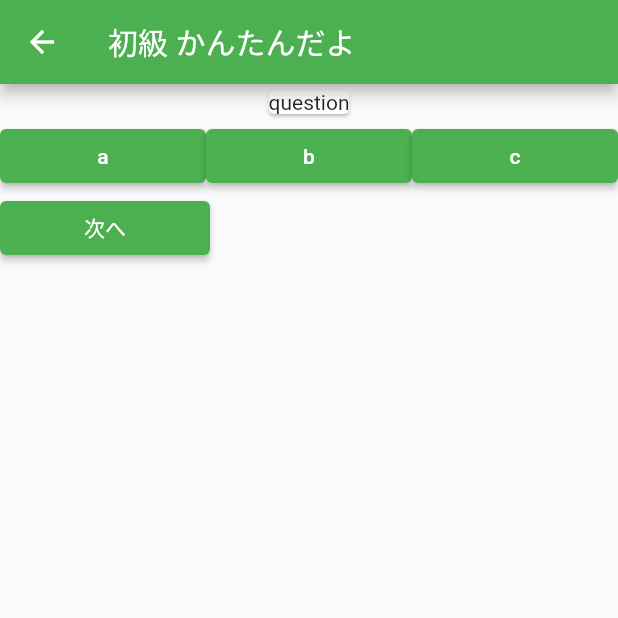
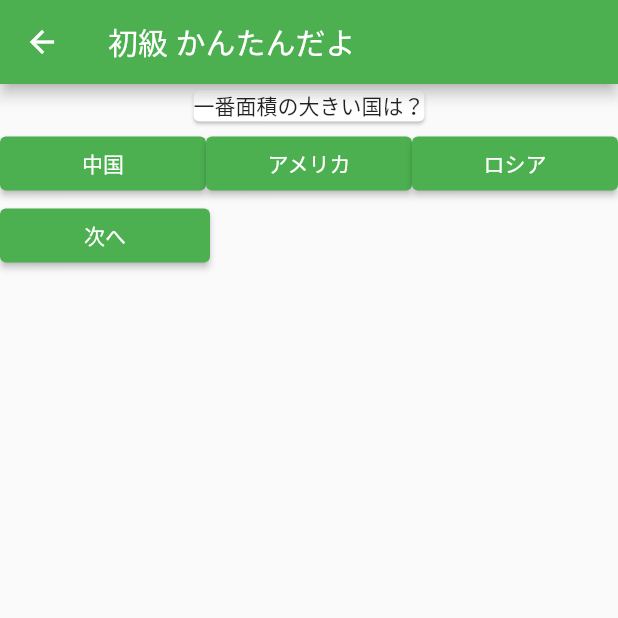
Before and after one commit to sinjikoro/my_quiz, a Flutter app: the screen it shows after launch, after a tap on "かんたんだよ", on a phone screen of 412 x 824 dp, the top half of it. Run offline on Flutter 3.47's test engine with Material 2 defaults, Android fonts, the phone set to English and light mode, and no system bars; our stand-ins replace flutter_riverpod, flutter_svg, freezed_annotation, go_router, riverpod_annotation; generated files the repository leaves out were written again.

Commit message:
quiz screen整備

```diff
--- a/lib/core/models/quiz.dart
+++ b/lib/core/models/quiz.dart
@@ -1,15 +1,14 @@
+import 'package:freezed_annotation/freezed_annotation.dart';
 import 'package:my_quiz/core/models/question.dart';
 
-class Quiz {
-  Quiz({
-    required this.id,
-    required this.title,
-    required this.description,
-    required this.questions,
-  });
+part 'quiz.freezed.dart';
 
-  final int id;
-  final String title;
-  final String description;
-  final List<Question> questions;
+@freezed
+class Quiz with _$Quiz {
+  const factory Quiz({
+    required int id,
+    required String title,
+    required String description,
+    required List<Question> questions,
+  }) = _Quiz;
 }
--- a/lib/core/router/app_router.dart
+++ b/lib/core/router/app_router.dart
@@ -1,5 +1,4 @@
 import 'package:go_router/go_router.dart';
-import 'package:my_quiz/core/models/quiz.dart';
 import 'package:my_quiz/core/models/result.dart';
 import 'package:my_quiz/features/question/pages/quiz_screen.dart';
 import 'package:my_quiz/features/quiz_select/pages/quiz_list_screen.dart';
@@ -16,14 +15,12 @@ GoRouter appRouter = GoRouter(
       path: '/quiz/:id',
       builder: (context, state) {
         final id = state.pathParameters['id'];
-        final quiz = state.extra as Quiz;
-        return QuizScreen(id: int.parse(id!), quiz: quiz);
+        return QuizScreen(id: int.parse(id!));
       },
     ),
     GoRoute(
       path: '/result',
       builder: (context, state) => ResultScreen(
-        quiz: state.extra as Quiz,
         result: state.extra as Result,
       ),
     ),
--- a/lib/features/question/pages/quiz_screen.dart
+++ b/lib/features/question/pages/quiz_screen.dart
@@ -1,21 +1,29 @@
 import 'package:flutter/material.dart';
 import 'package:flutter_riverpod/flutter_riverpod.dart';
-import 'package:my_quiz/core/models/answer.dart';
-import 'package:my_quiz/core/models/quiz.dart';
-import 'package:my_quiz/core/models/result.dart';
+import 'package:go_router/go_router.dart';
+import 'package:my_quiz/features/question/provider/selected_quiz_provider.dart';
 import 'package:my_quiz/features/question/widgets/answer_area.dart';
+import 'package:my_quiz/features/question/widgets/answer_button.dart';
 import 'package:my_quiz/features/question/widgets/question_area.dart';
-import 'package:my_quiz/features/result/pages/result_screen.dart';
 
-class QuizScreen extends ConsumerWidget {
-  const QuizScreen({super.key, required this.quiz, required this.id});
+class QuizScreen extends ConsumerStatefulWidget {
+  const QuizScreen({super.key, required this.id});
 
   final int id;
-  final Quiz quiz;
 
   @override
-  Widget build(BuildContext context, WidgetRef ref) {
+  QuizScreenState createState() => QuizScreenState();
+}
+
+class QuizScreenState extends ConsumerState<QuizScreen> {
+  String selectAnswer = '';
+  late int id = widget.id;
+
+  @override
+  Widget build(BuildContext context) {
+    final quiz = ref.watch(selectedQuizProvider);
     final question = quiz.questions.firstWhere((element) => element.id == id);
+    final isLastQuestion = quiz.questions.last == question;
 
     return Scaffold(
       appBar: AppBar(
@@ -28,34 +36,29 @@ class QuizScreen extends ConsumerWidget {
             children: [
               for (final answer in question.answers)
                 Expanded(
-                  child: AnswerArea(answer),
+                  child: AnswerArea(
+                    answer: answer,
+                    selectAnswer: () {
+                      setState(() {
+                        selectAnswer = answer;
+                      });
+                    },
+                  ),
                 ),
             ],
           ),
           Row(
             children: [
-              ElevatedButton(
+              AnswerButton(
                 onPressed: () {
-                  final result = Result(answers: [
-                    Answer(
-                      answer: question.answers[0],
-                      isCorrect: true,
-                      correctAnswer: question.correctAnswer,
-                    )
-                  ]);
-                  Navigator.of(context).push(
-                    MaterialPageRoute(
-                      builder: (_) => ResultScreen(
-                        quiz: quiz,
-                        result: result,
-                      ),
-                    ),
-                  );
+                  if (isLastQuestion) {
+                    context.push('/result');
+                  } else {
+                    setState(() {
+                      id++;
+                    });
+                  }
                 },
-                style: ElevatedButton.styleFrom(
-                  fixedSize: const Size.fromWidth(140),
-                ),
-                child: const Text('次へ'),
               ),
             ],
           ),
--- a/lib/core/provider/selected_quiz_provider.dart
+++ b/lib/features/question/provider/selected_quiz_provider.dart
@@ -3,10 +3,14 @@ import 'package:riverpod_annotation/riverpod_annotation.dart';
 
 part 'selected_quiz_provider.g.dart';
 
-@riverpod
+@Riverpod(keepAlive: true)
 class SelectedQuiz extends _$SelectedQuiz {
   @override
   Quiz build() {
-    return Quiz(id: -1, title: '', description: '', questions: []);
+    return const Quiz(id: -1, title: '', description: '', questions: []);
+  }
+
+  setQuiz(Quiz quiz) {
+    state = quiz;
   }
 }
--- a/lib/features/question/widgets/answer_area.dart
+++ b/lib/features/question/widgets/answer_area.dart
@@ -1,18 +1,28 @@
 import 'package:flutter/material.dart';
 
-class AnswerArea extends StatelessWidget {
-  const AnswerArea(this.answer, {super.key});
+class AnswerArea extends StatefulWidget {
+  const AnswerArea({
+    super.key,
+    required this.answer,
+    required this.selectAnswer,
+  });
 
   final String answer;
+  final VoidCallback selectAnswer;
 
+  @override
+  State<AnswerArea> createState() => _AnswerAreaState();
+}
+
+class _AnswerAreaState extends State<AnswerArea> {
   @override
   Widget build(BuildContext context) {
     return ElevatedButton(
-      onPressed: () {},
+      onPressed: widget.selectAnswer,
       style: ElevatedButton.styleFrom(
         fixedSize: const Size.fromWidth(140),
       ),
-      child: Text(answer),
+      child: Text(widget.answer),
     );
   }
 }
--- /dev/null
+++ b/lib/features/question/widgets/answer_button.dart
@@ -0,0 +1,37 @@
+import 'package:flutter/material.dart';
+
+const overQuestionID = -1;
+
+class AnswerButton extends StatelessWidget {
+  const AnswerButton({
+    super.key,
+    required this.onPressed,
+  });
+
+  final VoidCallback onPressed;
+
+  @override
+  Widget build(BuildContext context) {
+    return ElevatedButton(
+      onPressed: onPressed,
+      // onPressed: () {
+      //   final result = Result(answers: [
+      //     Answer(
+      //       answer: selectAnswer,
+      //       isCorrect: selectAnswer == correctAnswer,
+      //       correctAnswer: correctAnswer,
+      //     )
+      //   ]);
+      //   if (nextIsResult) {
+      //     context.push('/result');
+      //   } else {
+      //     context.push('/quiz/$nextQuestionID', extra: result);
+      //   }
+      // },
+      style: ElevatedButton.styleFrom(
+        fixedSize: const Size.fromWidth(140),
+      ),
+      child: const Text('次へ'),
+    );
+  }
+}
--- a/lib/features/quiz_select/pages/quiz_list_screen.dart
+++ b/lib/features/quiz_select/pages/quiz_list_screen.dart
@@ -37,8 +37,8 @@ List<Quiz> _dummyQuizs = [
 ];
 
 List<Question> _dummyQuestion = [
-  Question(1, 'question', ['a', 'b', 'c'], 'a'),
-  Question(1, 'question', ['a', 'b', 'c'], 'b'),
-  Question(1, 'question', ['a', 'b', 'c'], 'c'),
-  Question(1, 'question', ['a', 'b', 'c'], 'd'),
+  Question(1, '一番面積の大きい国は？', ['中国', 'アメリカ', 'ロシア'], 'ロシア'),
+  Question(2, '一番GDPの多い国は？', ['アメリカ', '中国', '日本'], 'アメリカ'),
+  Question(3, '一番人口の多い国は？', ['インド', 'アメリカ', '中国'], '中国'),
+  Question(4, '一番南に位置する国は？', ['オーストラリア', '南極', '南アフリカ共和国'], '南アフリカ共和国'),
 ];
--- a/lib/features/quiz_select/widgets/quiz_select_area.dart
+++ b/lib/features/quiz_select/widgets/quiz_select_area.dart
@@ -2,6 +2,7 @@ import 'package:flutter/material.dart';
 import 'package:flutter_riverpod/flutter_riverpod.dart';
 import 'package:go_router/go_router.dart';
 import 'package:my_quiz/core/models/quiz.dart';
+import 'package:my_quiz/features/question/provider/selected_quiz_provider.dart';
 
 class QuizSelectArea extends ConsumerWidget {
   const QuizSelectArea(this.quiz, {super.key});
@@ -12,7 +13,8 @@ class QuizSelectArea extends ConsumerWidget {
   Widget build(BuildContext context, WidgetRef ref) {
     return ElevatedButton(
       onPressed: () {
-        context.push('/quiz/1', extra: quiz);
+        ref.read(selectedQuizProvider.notifier).setQuiz(quiz);
+        context.push('/quiz/1');
       },
       style: ElevatedButton.styleFrom(
         fixedSize: const Size.fromWidth(200),
--- a/pubspec.yaml
+++ b/pubspec.yaml
@@ -16,6 +16,7 @@ dependencies:
   go_router: ^11.1.2
   flutter_svg: ^2.0.7
   riverpod_annotation: ^2.2.0
+  freezed_annotation: ^2.4.1
 
 dev_dependencies:
   flutter_test:
@@ -26,6 +27,7 @@ dev_dependencies:
   build_runner: ^2.4.6
   custom_lint: ^0.5.3
   riverpod_lint: ^2.1.1
+  freezed: ^2.4.5
 
 flutter:
   uses-material-design: true
```
Also changed, not shown: lib/features/result/pages/result_screen.dart (+5 -5 lines), lib/core/models/quiz.freezed.dart (added), lib/core/provider/selected_quiz_provider.g.dart (deleted), pubspec.lock.
